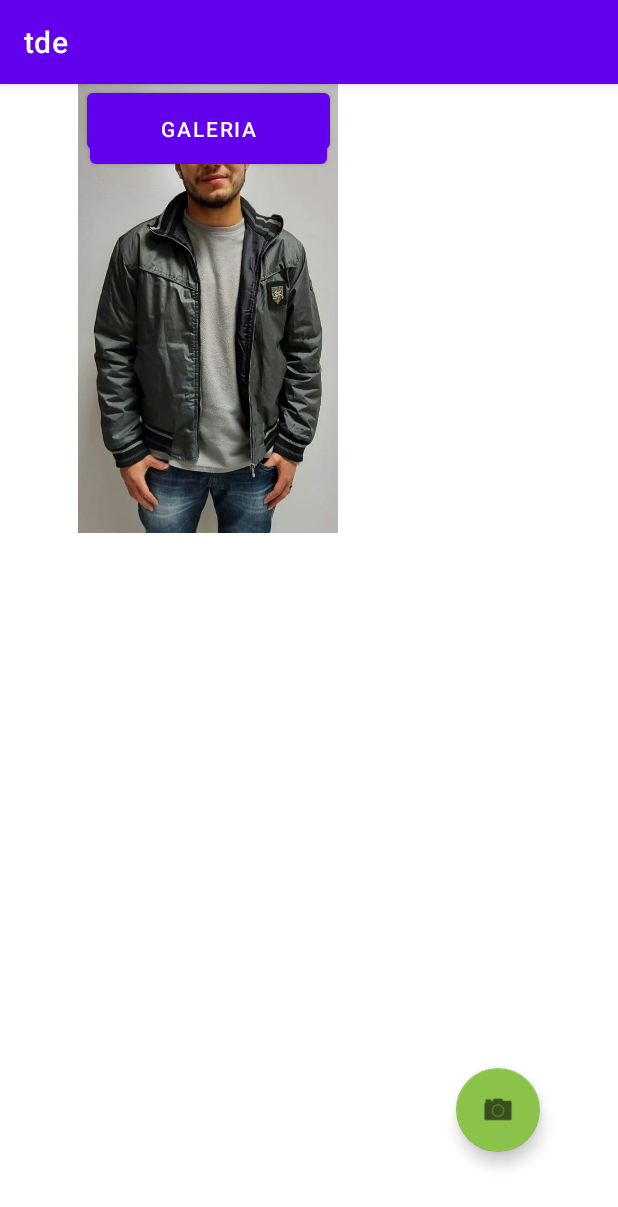
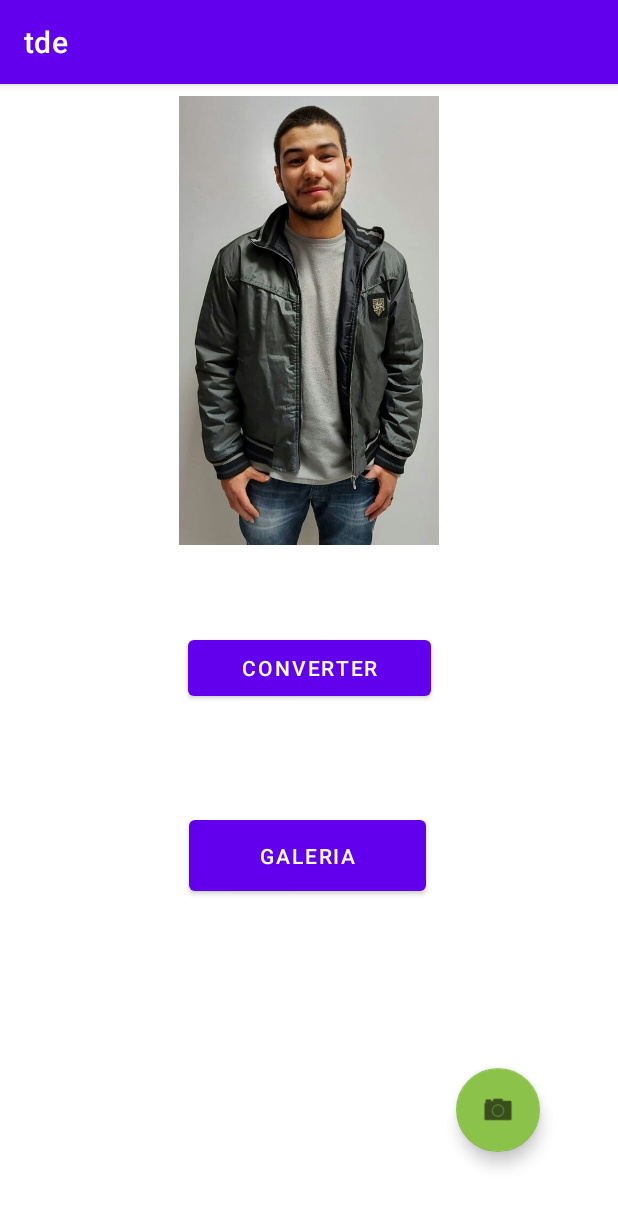
Before and after one commit to Jhony-Santos/effective_student_work, an Android app: the screen it shows after launch (MainActivity), on a phone screen of 412 x 824 dp. Shown: the top 1207 px of the screen. Run offline under Robolectric (Android 15) with nearby library versions, the phone set to English and light mode, and no system bars.

Commit message:
estruturando projeto

```diff
--- a/app/src/main/res/layout/activity_main.xml
+++ b/app/src/main/res/layout/activity_main.xml
@@ -25,30 +25,43 @@
         android:id="@+id/imageView"
         android:layout_width="277dp"
         android:layout_height="299dp"
+        android:layout_marginStart="16dp"
+        android:layout_marginTop="8dp"
+        android:layout_marginEnd="16dp"
+        android:layout_marginBottom="16dp"
+        app:layout_constraintBottom_toTopOf="@+id/id_converter"
+        app:layout_constraintEnd_toEndOf="parent"
+        app:layout_constraintStart_toStartOf="parent"
+        app:layout_constraintTop_toTopOf="parent"
         app:srcCompat="@drawable/perfil"
-        tools:layout_editor_absoluteX="64dp"
-        tools:layout_editor_absoluteY="27dp" />
+        android:contentDescription="@string/todo" />
 
     <Button
         android:id="@+id/id_converter"
         android:layout_width="162dp"
         android:layout_height="49dp"
+        android:layout_marginStart="8dp"
+        android:layout_marginTop="57dp"
+        android:layout_marginEnd="8dp"
         android:onClick="converter"
-        android:text="converter"
+        android:text="@string/converter"
         app:layout_constraintEnd_toEndOf="@+id/imageView"
         app:layout_constraintStart_toStartOf="@+id/imageView"
-        tools:layout_editor_absoluteY="404dp" />
+        app:layout_constraintTop_toBottomOf="@+id/imageView" />
 
     <Button
         android:id="@+id/button2"
         android:layout_width="158dp"
         android:layout_height="59dp"
+        android:layout_marginStart="8dp"
+        android:layout_marginEnd="8dp"
+        android:layout_marginBottom="224dp"
         android:onClick="galeria"
-        android:text="galeria"
+        android:text="@string/galeria"
+        app:layout_constraintBottom_toBottomOf="parent"
         app:layout_constraintEnd_toEndOf="@+id/id_converter"
-        app:layout_constraintHorizontal_bias="0.6"
-        app:layout_constraintStart_toStartOf="@+id/id_converter"
-        tools:layout_editor_absoluteY="486dp" />
+        app:layout_constraintHorizontal_bias="0.666"
+        app:layout_constraintStart_toStartOf="@+id/id_converter" />
 
 
 </androidx.constraintlayout.widget.ConstraintLayout>
--- a/app/src/main/res/values/strings.xml
+++ b/app/src/main/res/values/strings.xml
@@ -1,4 +1,7 @@
 <resources>
     <string name="app_name">tde</string>
     <string name="btn_camera">camera</string>
+    <string name="converter">converter</string>
+    <string name="galeria">galeria</string>
+    <string name="todo">TODO</string>
 </resources>
--- /dev/null
+++ b/app/src/main/res/xml/fileprovider.xml
@@ -0,0 +1,6 @@
+<?xml version="1.0" encoding="utf-8"?>
+<paths xmlns:android="http://schemas.android.com/apk/res/android">
+    <external-path
+        name="mypics"
+        path="Android/data/com.example.tde/files/Pictures"/>
+</paths>
```
Also changed, not shown: app/src/main/AndroidManifest.xml (+18 -0 lines), app/src/main/res/a.xml (added).
